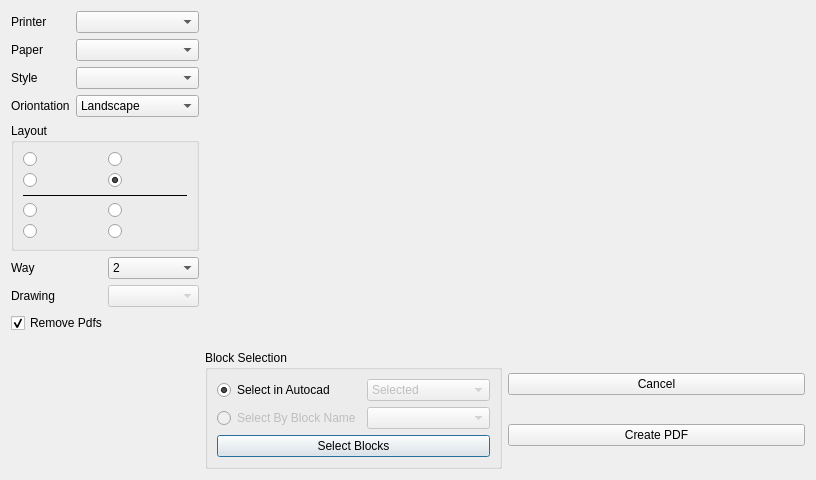
Old version of the form widgets/import_export/export_dwg_to_pdf.ui in the repository ebrahimraeyat/civilTools.
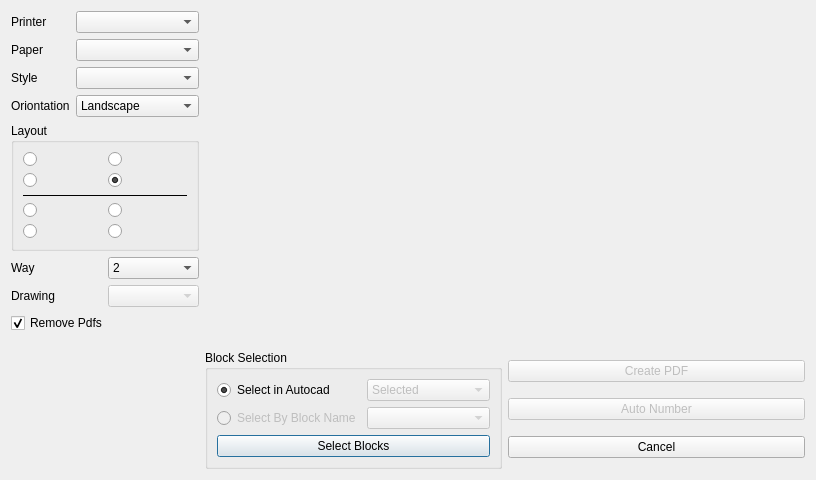
New version of the form. Icons and pictures are not drawn.

Commit message: Add auto sheet numbering

Diff of the .ui file:
```diff
--- a/widgets/import_export/export_dwg_to_pdf.ui
+++ b/widgets/import_export/export_dwg_to_pdf.ui
@@ -413,25 +413,11 @@
        </item>
        <item>
         <layout class="QVBoxLayout" name="verticalLayout_2">
-         <item>
-          <widget class="QPushButton" name="cancel_pushbutton">
-           <property name="text">
-            <string>Cancel</string>
-           </property>
-           <property name="icon">
-            <iconset resource="../../civiltools.qrc">
-             <normaloff>:/civiltools/images/cancel.svg</normaloff>:/civiltools/images/cancel.svg</iconset>
-           </property>
-           <property name="iconSize">
-            <size>
-             <width>40</width>
-             <height>40</height>
-            </size>
-           </property>
-          </widget>
-         </item>
          <item>
           <widget class="QPushButton" name="export_button">
+           <property name="enabled">
+            <bool>false</bool>
+           </property>
            <property name="text">
             <string>Create PDF</string>
            </property>
@@ -447,6 +433,43 @@
            </property>
           </widget>
          </item>
+         <item>
+          <widget class="QPushButton" name="auto_numbering">
+           <property name="enabled">
+            <bool>false</bool>
+           </property>
+           <property name="text">
+            <string>Auto Number</string>
+           </property>
+           <property name="icon">
+            <iconset resource="../../civiltools.qrc">
+             <normaloff>:/import_export/images/import_export/123.svg</normaloff>:/import_export/images/import_export/123.svg</iconset>
+           </property>
+           <property name="iconSize">
+            <size>
+             <width>40</width>
+             <height>40</height>
+            </size>
+           </property>
+          </widget>
+         </item>
+         <item>
+          <widget class="QPushButton" name="cancel_pushbutton">
+           <property name="text">
+            <string>Cancel</string>
+           </property>
+           <property name="icon">
+            <iconset resource="../../civiltools.qrc">
+             <normaloff>:/civiltools/images/cancel.svg</normaloff>:/civiltools/images/cancel.svg</iconset>
+           </property>
+           <property name="iconSize">
+            <size>
+             <width>40</width>
+             <height>40</height>
+            </size>
+           </property>
+          </widget>
+         </item>
         </layout>
        </item>
       </layout>
```
The commit also changes 5 other files.
